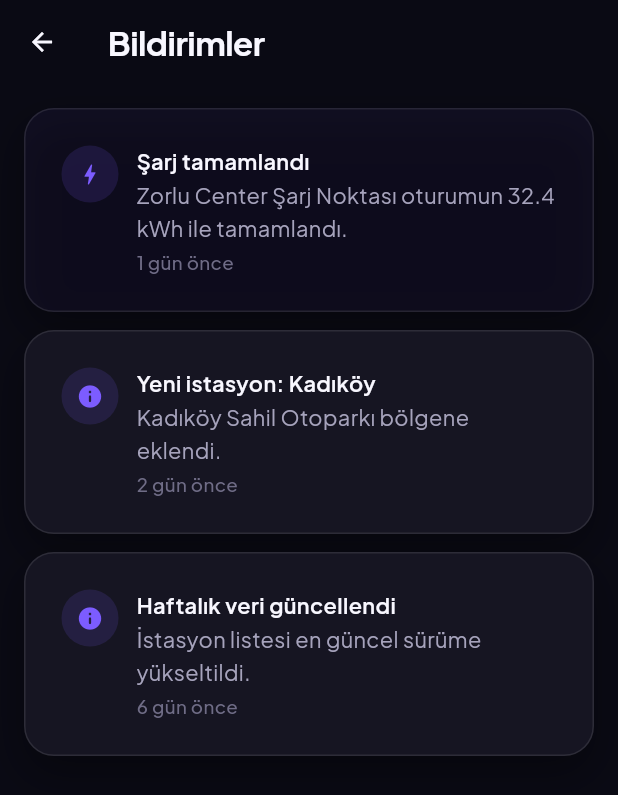
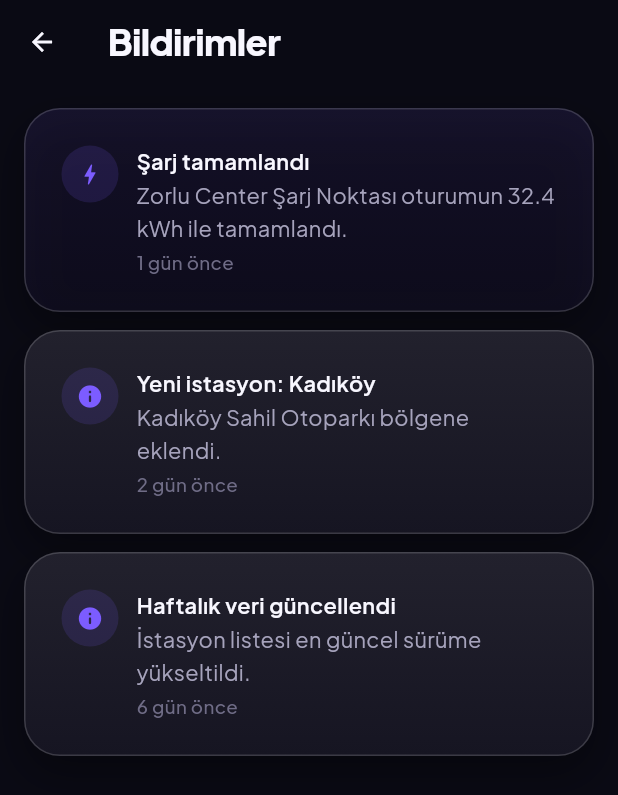
Before and after one commit to ferdidrgn/Voltavia, a Flutter app: the screen it shows after launch, after a tap on "Geç", after a tap on "Test Girişi", after a tap on the "notifications" icon, on a phone screen of 412 x 824 dp. Shown: the top 795 px of the screen. Run offline on Flutter 3.47's test engine with Material 3 defaults, Android fonts, the phone set to English and light mode, and no system bars; our stand-ins replace fl_chart, flutter_animate, gap.

Commit message:
Radical redesign of shared card/UI primitives, fix a real black-screen bug
The user asked for a more radical, consistent pass across every card
design in the app rather than incremental tweaks. Since almost every
screen is built on a handful of shared primitives, redesigning those
propagates the change everywhere at once:

- BentoCard: bumped the default corner radius up a tier (lg -> xl), added
  a subtle top-to-bottom sheen gradient instead of a flat fill, and an
  optional glowColor for a colored ambient shadow instead of a plain
  black one.
- KpiStatCard: icon badge is now a gradient tile with its own drop
  shadow instead of a flat tinted square; the card now glows in its
  accent color.
- StationCard: full rebuild — a gradient accent stripe down the left
  edge, a bigger gradient operator badge, and the price moved into a
  prominent corner chip instead of being buried in the bottom row.
- StatusBadge: the "available" dot now pulses with a soft glow instead
  of sitting static.
- ConnectorChip: the connector icon is now a small gradient badge
  instead of a flat glyph, and the chip is fully pill-shaped.
- SectionHeader: added a gradient accent bar before every section
  title for a stronger visual anchor.
- Bumped the type scale (display/headline/title/numeric) up a notch for
  more presence, per the "make the UI bigger" feedback.

While screenshotting Station Detail and the standalone Operators list
against this new look, found a real pre-existing bug unrelated to the
redesign: both screens set `Scaffold(backgroundColor: Colors.transparent)`
— a pattern that's only safe for screens nested inside
ResponsiveScaffold's own dark Scaffold (tab pages). These two are pushed
as standalone routes with nothing dark behind them, so they were
rendering on a plain white background with dark-mode text on top of it,
nearly unreadable. Fixed by giving both their own `colors.canvas`
background.

Verified with `flutter analyze` (clean), `flutter test` (passing), a
release web build, and Playwright screenshots of Home, the station list,
Station Detail, and the standalone Operators screen.

Co-Authored-By: Claude Sonnet 5 <noreply@anthropic.com>
Claude-Session: https://claude.ai/code/session_015z87CQ9DiLQLeZ3zoCrPBf

```diff
--- a/lib/core/theme/app_glass.dart
+++ b/lib/core/theme/app_glass.dart
@@ -16,27 +16,28 @@ abstract final class AppGlass {
     double radius = AppRadius.lg,
     bool elevated = false,
     Color? tint,
+    Color? glowColor,
   }) {
     final colors = context.colors;
+    final base = tint ?? (elevated ? colors.surfaceHighlight : colors.surface);
     return BoxDecoration(
-      color: tint ?? (elevated ? colors.surfaceHighlight : colors.surface),
+      gradient: LinearGradient(
+        begin: Alignment.topCenter,
+        end: Alignment.bottomCenter,
+        colors: colors.isDark
+            ? [Color.lerp(base, Colors.white, 0.05)!, base]
+            : [Color.lerp(base, Colors.white, 0.6)!, base],
+      ),
       borderRadius: BorderRadius.circular(radius),
       border: Border.all(color: colors.borderStrong, width: 1),
-      boxShadow: colors.isDark
-          ? [
-              BoxShadow(
-                color: Colors.black.withValues(alpha: 0.36),
-                blurRadius: 24,
-                offset: const Offset(0, 12),
-              ),
-            ]
-          : [
-              BoxShadow(
-                color: Colors.black.withValues(alpha: 0.06),
-                blurRadius: 20,
-                offset: const Offset(0, 8),
-              ),
-            ],
+      boxShadow: [
+        if (glowColor != null)
+          BoxShadow(color: glowColor.withValues(alpha: colors.isDark ? 0.28 : 0.18), blurRadius: 32, spreadRadius: -4),
+        if (colors.isDark)
+          BoxShadow(color: Colors.black.withValues(alpha: 0.36), blurRadius: 24, offset: const Offset(0, 12))
+        else
+          BoxShadow(color: Colors.black.withValues(alpha: 0.06), blurRadius: 20, offset: const Offset(0, 8)),
+      ],
     );
   }
 
--- a/lib/core/theme/app_text_styles.dart
+++ b/lib/core/theme/app_text_styles.dart
@@ -52,17 +52,17 @@ class AppTextStyles extends ThemeExtension<AppTextStyles> {
     }
 
     return AppTextStyles(
-      display: f(34, FontWeight.w800, primary, spacing: -0.8, height: 1.15),
-      headline: f(22, FontWeight.w700, primary, spacing: -0.3, height: 1.25),
-      title: f(16.5, FontWeight.w600, primary, height: 1.3),
+      display: f(38, FontWeight.w800, primary, spacing: -0.9, height: 1.1),
+      headline: f(24, FontWeight.w800, primary, spacing: -0.4, height: 1.2),
+      title: f(17.5, FontWeight.w700, primary, height: 1.3),
       body: f(14.5, FontWeight.w400, primary, height: 1.5),
       bodyMuted: f(14.5, FontWeight.w400, secondary, height: 1.5),
       bodyStrong: f(14.5, FontWeight.w600, primary, height: 1.4),
       caption: f(12.5, FontWeight.w500, secondary, height: 1.3),
       captionMuted: f(12.5, FontWeight.w500, muted, height: 1.3),
-      overline: f(11, FontWeight.w700, muted, spacing: 1.0, height: 1.2),
-      numeric: f(28, FontWeight.w800, primary, spacing: -0.6, height: 1.0),
-      numericLg: f(38, FontWeight.w800, primary, spacing: -1.0, height: 1.0),
+      overline: f(11, FontWeight.w800, muted, spacing: 1.2, height: 1.2),
+      numeric: f(31, FontWeight.w800, primary, spacing: -0.7, height: 1.0),
+      numericLg: f(42, FontWeight.w800, primary, spacing: -1.1, height: 1.0),
     );
   }
 
--- a/lib/features/operators/operators_screen.dart
+++ b/lib/features/operators/operators_screen.dart
@@ -31,7 +31,7 @@ class _OperatorsScreenState extends State<OperatorsScreen> {
         MockData.operators.where((o) => o.name.toLowerCase().contains(_query.toLowerCase())).toList();
 
     return Scaffold(
-      backgroundColor: Colors.transparent,
+      backgroundColor: colors.canvas,
       appBar: isDesktop ? null : AppBar(title: const Text('Firmalar')),
       body: Center(
         child: ConstrainedBox(
--- a/lib/features/stations/station_detail_screen.dart
+++ b/lib/features/stations/station_detail_screen.dart
@@ -26,7 +26,7 @@ class StationDetailScreen extends StatelessWidget {
     final text = context.text;
 
     return Scaffold(
-      backgroundColor: Colors.transparent,
+      backgroundColor: colors.canvas,
       body: CustomScrollView(
         slivers: [
           SliverAppBar(
--- a/lib/widgets/bento_card.dart
+++ b/lib/widgets/bento_card.dart
@@ -14,15 +14,17 @@ class BentoCard extends StatefulWidget {
   final double radius;
   final Color? tint;
   final bool elevated;
+  final Color? glowColor;
 
   const BentoCard({
     super.key,
     required this.child,
     this.padding = const EdgeInsets.all(AppSpacing.lg),
     this.onTap,
-    this.radius = AppRadius.lg,
+    this.radius = AppRadius.xl,
     this.tint,
     this.elevated = false,
+    this.glowColor,
   });
 
   @override
@@ -40,9 +42,10 @@ class _BentoCardState extends State<BentoCard> {
       radius: widget.radius,
       elevated: widget.elevated,
       tint: widget.tint,
+      glowColor: widget.glowColor,
     ).copyWith(
       border: Border.all(
-        color: hovered ? context.colors.accentPrimary.withValues(alpha: 0.5) : context.colors.border,
+        color: hovered ? context.colors.accentPrimary.withValues(alpha: 0.5) : context.colors.borderStrong,
         width: 1,
       ),
     );
@@ -50,7 +53,9 @@ class _BentoCardState extends State<BentoCard> {
     final content = AnimatedContainer(
       duration: const Duration(milliseconds: 180),
       curve: Curves.easeOut,
-      transform: hovered ? (Matrix4.identity()..translateByDouble(0.0, -2.0, 0.0, 1.0)) : Matrix4.identity(),
+      transform: hovered
+          ? (Matrix4.identity()..translateByDouble(0.0, -3.0, 0.0, 1.0))
+          : Matrix4.identity(),
       decoration: decoration,
       padding: widget.padding,
       child: widget.child,
--- a/lib/widgets/connector_chip.dart
+++ b/lib/widgets/connector_chip.dart
@@ -13,20 +13,29 @@ class ConnectorChip extends StatelessWidget {
   Widget build(BuildContext context) {
     final colors = context.colors;
     return Container(
-      padding: const EdgeInsets.symmetric(horizontal: AppSpacing.xs, vertical: 5),
+      padding: const EdgeInsets.only(left: 4, right: AppSpacing.xs, top: 4, bottom: 4),
       decoration: BoxDecoration(
-        borderRadius: BorderRadius.circular(AppRadius.xs),
+        borderRadius: BorderRadius.circular(AppRadius.pill),
         color: colors.surfaceHighlight,
-        border: Border.all(color: colors.border),
+        border: Border.all(color: colors.borderStrong),
       ),
       child: Row(
         mainAxisSize: MainAxisSize.min,
         children: [
-          Icon(type.icon, size: 14, color: colors.accentPrimary),
-          const SizedBox(width: 4),
+          Container(
+            width: 18,
+            height: 18,
+            alignment: Alignment.center,
+            decoration: BoxDecoration(
+              gradient: LinearGradient(colors: [colors.accentPrimary, colors.accentSecondary]),
+              shape: BoxShape.circle,
+            ),
+            child: Icon(type.icon, size: 11, color: Colors.white),
+          ),
+          const SizedBox(width: 5),
           Text(
             type.label,
-            style: TextStyle(fontSize: 12, fontWeight: FontWeight.w600, color: colors.textSecondary),
+            style: TextStyle(fontSize: 12, fontWeight: FontWeight.w700, color: colors.textSecondary),
           ),
         ],
       ),
--- a/lib/widgets/kpi_stat_card.dart
+++ b/lib/widgets/kpi_stat_card.dart
@@ -44,17 +44,23 @@ class KpiStatCard extends StatelessWidget {
     };
 
     return BentoCard(
+      glowColor: accentColor,
       child: Column(
         crossAxisAlignment: CrossAxisAlignment.start,
         children: [
           Container(
-            width: 40,
-            height: 40,
+            width: 44,
+            height: 44,
             decoration: BoxDecoration(
-              color: accentColor.withValues(alpha: 0.14),
-              borderRadius: BorderRadius.circular(AppRadius.sm),
+              gradient: LinearGradient(
+                begin: Alignment.topLeft,
+                end: Alignment.bottomRight,
+                colors: [accentColor, Color.lerp(accentColor, Colors.black, 0.25)!],
+              ),
+              borderRadius: BorderRadius.circular(AppRadius.md),
+              boxShadow: [BoxShadow(color: accentColor.withValues(alpha: 0.4), blurRadius: 14, offset: const Offset(0, 6))],
             ),
-            child: Icon(icon, color: accentColor, size: 20),
+            child: Icon(icon, color: Colors.white, size: 21),
           ),
           const SizedBox(height: AppSpacing.md),
           Text(value, style: text.numeric),
--- a/lib/widgets/section_header.dart
+++ b/lib/widgets/section_header.dart
@@ -1,5 +1,6 @@
 import 'package:flutter/material.dart';
 
+import '../core/theme/app_palette.dart';
 import '../core/theme/app_semantic_colors.dart';
 import '../core/theme/app_spacing.dart';
 import '../core/theme/app_text_styles.dart';
@@ -20,7 +21,24 @@ class SectionHeader extends StatelessWidget {
       child: Row(
         mainAxisAlignment: MainAxisAlignment.spaceBetween,
         children: [
-          Text(title, style: text.headline),
+          Row(
+            children: [
+              Container(
+                width: 4,
+                height: 18,
+                decoration: BoxDecoration(
+                  gradient: const LinearGradient(
+                    begin: Alignment.topCenter,
+                    end: Alignment.bottomCenter,
+                    colors: AppPalette.indigoGradient,
+                  ),
+                  borderRadius: BorderRadius.circular(2),
+                ),
+              ),
+              const SizedBox(width: AppSpacing.xs),
+              Text(title, style: text.headline),
+            ],
+          ),
           if (actionLabel != null)
             TextButton(
               onPressed: onAction,
--- a/lib/widgets/station_card.dart
+++ b/lib/widgets/station_card.dart
@@ -34,7 +34,26 @@ class StationCard extends StatelessWidget {
 
     return BentoCard(
       onTap: onTap,
-      padding: const EdgeInsets.all(AppSpacing.md),
+      padding: EdgeInsets.zero,
+      glowColor: colors.accentPrimary,
+      child: IntrinsicHeight(
+        child: Row(
+          crossAxisAlignment: CrossAxisAlignment.stretch,
+          children: [
+            Container(
+              width: 5,
+              decoration: BoxDecoration(
+                gradient: const LinearGradient(
+                  begin: Alignment.topCenter,
+                  end: Alignment.bottomCenter,
+                  colors: AppPalette.indigoGradient,
+                ),
+                borderRadius: const BorderRadius.horizontal(left: Radius.circular(AppRadius.xl)),
+              ),
+            ),
+            Expanded(
+              child: Padding(
+                padding: const EdgeInsets.fromLTRB(AppSpacing.md, AppSpacing.md, AppSpacing.md, AppSpacing.md),
                 child: Column(
                   crossAxisAlignment: CrossAxisAlignment.start,
                   children: [
@@ -42,16 +61,19 @@ class StationCard extends StatelessWidget {
                       crossAxisAlignment: CrossAxisAlignment.start,
                       children: [
                         Container(
-                width: 44,
-                height: 44,
+                          width: 48,
+                          height: 48,
                           decoration: BoxDecoration(
                             gradient: const LinearGradient(colors: AppPalette.indigoGradient),
-                  borderRadius: BorderRadius.circular(AppRadius.sm),
+                            borderRadius: BorderRadius.circular(AppRadius.md),
+                            boxShadow: [
+                              BoxShadow(color: colors.accentPrimary.withValues(alpha: 0.35), blurRadius: 14, offset: const Offset(0, 6)),
+                            ],
                           ),
                           alignment: Alignment.center,
                           child: Text(
                             station.chargeOperator.logoLetter,
-                  style: const TextStyle(color: Colors.white, fontWeight: FontWeight.w800, fontSize: 18),
+                            style: const TextStyle(color: Colors.white, fontWeight: FontWeight.w800, fontSize: 19),
                           ),
                         ),
                         const SizedBox(width: AppSpacing.sm),
@@ -61,7 +83,7 @@ class StationCard extends StatelessWidget {
                             children: [
                               Text(
                                 station.name,
-                      style: text.bodyStrong,
+                                style: text.bodyStrong.copyWith(fontSize: 15.5),
                                 maxLines: 1,
                                 overflow: TextOverflow.ellipsis,
                               ),
@@ -75,14 +97,32 @@ class StationCard extends StatelessWidget {
                             ],
                           ),
                         ),
+                        Column(
+                          crossAxisAlignment: CrossAxisAlignment.end,
+                          children: [
                             IconButton(
                               onPressed: onFavoriteToggle,
                               visualDensity: VisualDensity.compact,
+                              padding: EdgeInsets.zero,
+                              constraints: const BoxConstraints(minWidth: 28, minHeight: 28),
                               icon: Icon(
                                 isFavorite ? Icons.favorite_rounded : Icons.favorite_border_rounded,
                                 color: isFavorite ? colors.danger : colors.textMuted,
                                 size: 20,
                               ),
+                            ),
+                            Container(
+                              padding: const EdgeInsets.symmetric(horizontal: 8, vertical: 3),
+                              decoration: BoxDecoration(
+                                color: colors.accentPrimary.withValues(alpha: 0.14),
+                                borderRadius: BorderRadius.circular(AppRadius.xs),
+                              ),
+                              child: Text(
+                                '${Formatters.tryPrice(station.pricePerKwh)}/kWh',
+                                style: text.caption.copyWith(color: colors.accentPrimary, fontWeight: FontWeight.w800, fontSize: 11.5),
+                              ),
+                            ),
+                          ],
                         ),
                       ],
                     ),
@@ -104,15 +144,15 @@ class StationCard extends StatelessWidget {
                         Icon(Icons.place_rounded, size: 14, color: colors.textMuted),
                         const SizedBox(width: 2),
                         Text(Formatters.km(station.distanceKm), style: text.captionMuted),
-              const Spacer(),
-              Text(
-                '${Formatters.tryPrice(station.pricePerKwh)}/kWh',
-                style: text.caption.copyWith(color: colors.accentPrimary, fontWeight: FontWeight.w700),
-              ),
                       ],
                     ),
                   ],
                 ),
+              ),
+            ),
+          ],
+        ),
+      ),
     ).enterRise(delay: AppMotion.staggerDelay(index));
   }
 }
--- a/lib/widgets/status_badge.dart
+++ b/lib/widgets/status_badge.dart
@@ -4,15 +4,35 @@ import '../core/theme/app_semantic_colors.dart';
 import '../core/theme/app_spacing.dart';
 import '../data/models/connector_type.dart';
 
-class StatusBadge extends StatelessWidget {
+class StatusBadge extends StatefulWidget {
   final StationStatus status;
   final bool compact;
 
   const StatusBadge({super.key, required this.status, this.compact = false});
 
+  @override
+  State<StatusBadge> createState() => _StatusBadgeState();
+}
+
+class _StatusBadgeState extends State<StatusBadge> with SingleTickerProviderStateMixin {
+  late final AnimationController _controller;
+
+  @override
+  void initState() {
+    super.initState();
+    _controller = AnimationController(vsync: this, duration: const Duration(milliseconds: 1400))
+      ..repeat(reverse: true);
+  }
+
+  @override
+  void dispose() {
+    _controller.dispose();
+    super.dispose();
+  }
+
   Color _color(BuildContext context) {
     final c = context.colors;
-    switch (status) {
+    switch (widget.status) {
       case StationStatus.available:
         return c.success;
       case StationStatus.busy:
@@ -27,31 +47,48 @@ class StatusBadge extends StatelessWidget {
   @override
   Widget build(BuildContext context) {
     final color = _color(context);
+    final pulsing = widget.status == StationStatus.available;
     return Container(
       padding: EdgeInsets.symmetric(
-        horizontal: compact ? AppSpacing.xs : AppSpacing.sm,
-        vertical: compact ? 3 : 5,
+        horizontal: widget.compact ? AppSpacing.xs : AppSpacing.sm,
+        vertical: widget.compact ? 3 : 5,
       ),
       decoration: BoxDecoration(
         color: color.withValues(alpha: 0.14),
         borderRadius: BorderRadius.circular(AppRadius.pill),
-        border: Border.all(color: color.withValues(alpha: 0.28)),
+        border: Border.all(color: color.withValues(alpha: 0.32)),
       ),
       child: Row(
         mainAxisSize: MainAxisSize.min,
         children: [
-          Container(
-            width: 6,
-            height: 6,
-            decoration: BoxDecoration(color: color, shape: BoxShape.circle),
-          ),
+          if (pulsing)
+            AnimatedBuilder(
+              animation: _controller,
+              builder: (context, _) => Container(
+                width: 6,
+                height: 6,
+                decoration: BoxDecoration(
+                  color: color,
+                  shape: BoxShape.circle,
+                  boxShadow: [
+                    BoxShadow(
+                      color: color.withValues(alpha: 0.7 * _controller.value),
+                      blurRadius: 6 + (4 * _controller.value),
+                      spreadRadius: 1 + (1.5 * _controller.value),
+                    ),
+                  ],
+                ),
+              ),
+            )
+          else
+            Container(width: 6, height: 6, decoration: BoxDecoration(color: color, shape: BoxShape.circle)),
           const SizedBox(width: AppSpacing.xxs),
           Text(
-            status.label,
+            widget.status.label,
             style: TextStyle(
               color: color,
-              fontSize: compact ? 11 : 12,
-              fontWeight: FontWeight.w700,
+              fontSize: widget.compact ? 11 : 12,
+              fontWeight: FontWeight.w800,
             ),
           ),
         ],
```
Lines whose indentation alone changed are shown as unchanged.
